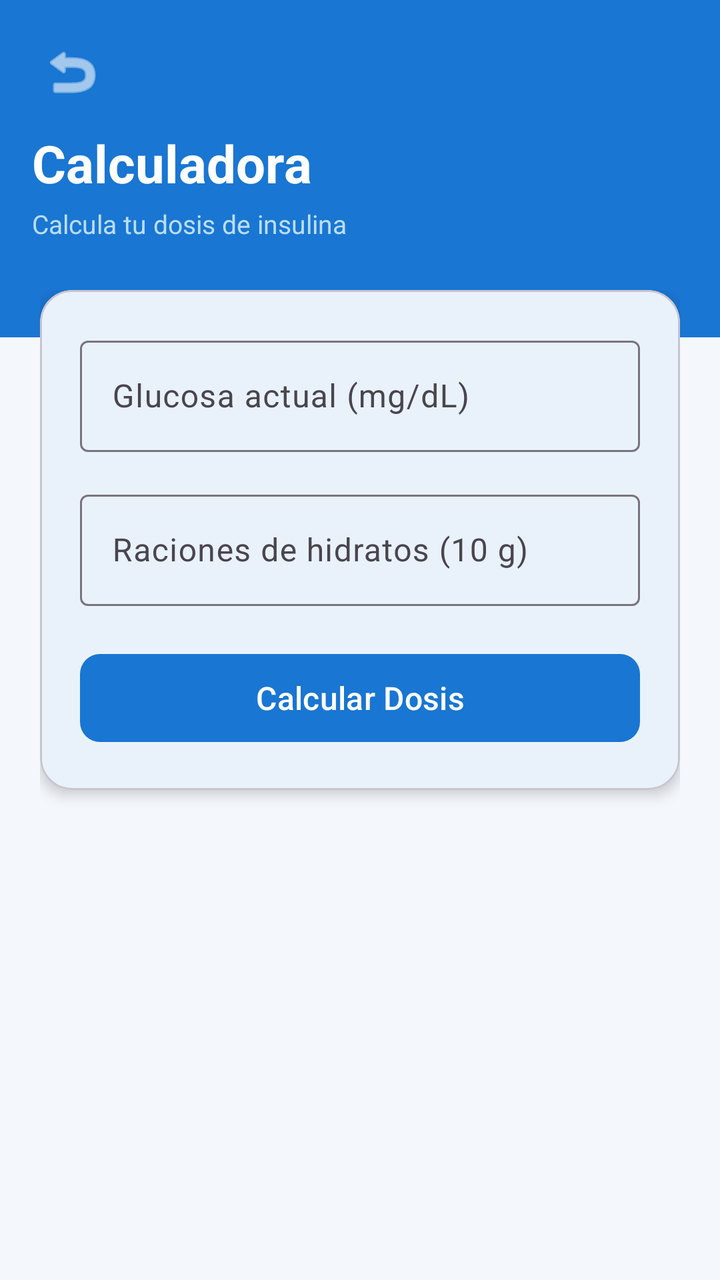
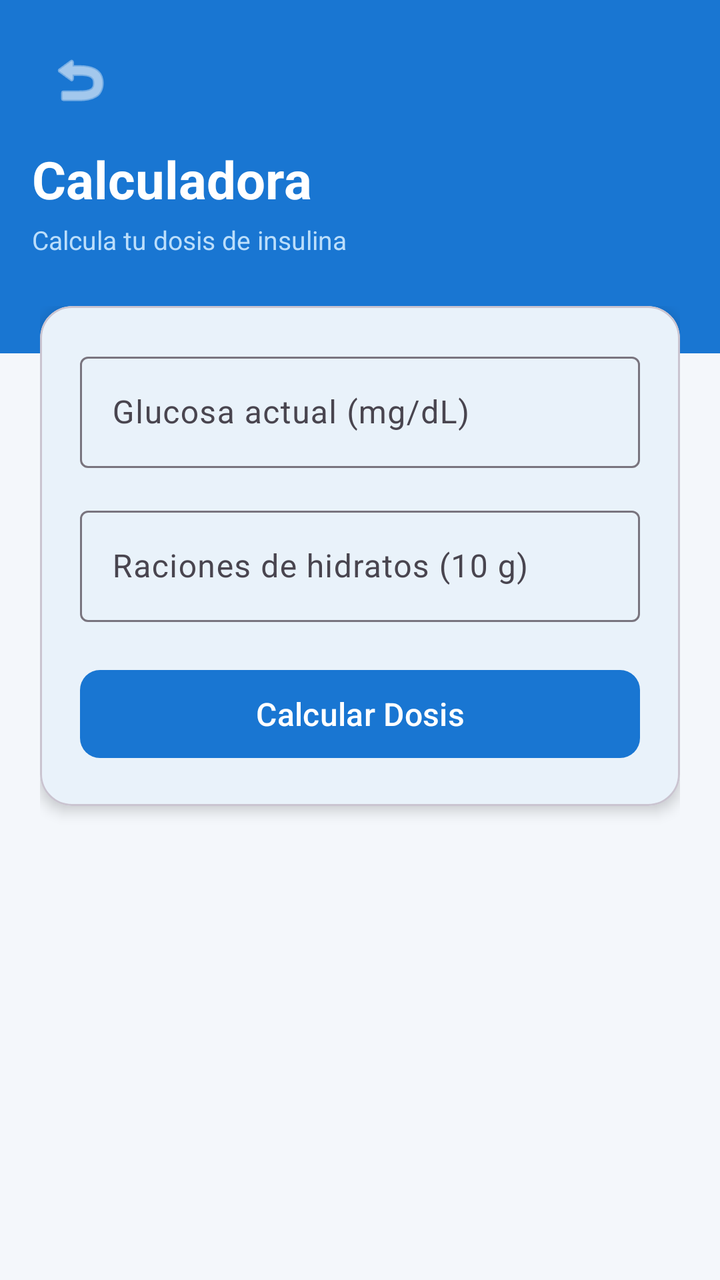

An Android layout rendered at two revisions. The XML below is the earlier revision; the diff shows what the commit changed to produce the second picture.
<!-- AndroidManifest.xml: application theme Theme.TFGDIABETESAPP -->
<!-- res/layout/activity_bolo.xml -->
<?xml version="1.0" encoding="utf-8"?>
<LinearLayout xmlns:android="http://schemas.android.com/apk/res/android"
    xmlns:app="http://schemas.android.com/apk/res-auto"
    xmlns:tools="http://schemas.android.com/tools"
    android:id="@+id/main"
    android:layout_width="match_parent"
    android:layout_height="match_parent"
    android:orientation="vertical"
    android:background="@color/color_background"
    tools:context=".BoloActivity">

    
    <LinearLayout
        android:layout_width="match_parent"
        android:layout_height="wrap_content"
        android:background="@color/color_primary"
        android:paddingStart="16dp"
        android:paddingEnd="24dp"
        android:paddingTop="16dp"
        android:paddingBottom="48dp"
        android:orientation="vertical">

        <ImageButton
            android:id="@+id/btnBack"
            android:layout_width="40dp"
            android:layout_height="40dp"
            android:background="?attr/selectableItemBackgroundBorderless"
            android:contentDescription="Volver"
            android:src="@android:drawable/ic_menu_revert"
            app:tint="#FFFFFF" />

        <TextView
            android:layout_width="wrap_content"
            android:layout_height="wrap_content"
            android:text="Calculadora"
            android:textSize="26sp"
            android:textStyle="bold"
            android:textColor="#FFFFFF"
            android:layout_marginTop="8dp" />

        <TextView
            android:layout_width="wrap_content"
            android:layout_height="wrap_content"
            android:text="Calcula tu dosis de insulina"
            android:textSize="13sp"
            android:textColor="#BBDEFB"
            android:layout_marginTop="4dp" />
    </LinearLayout>

    
    <androidx.core.widget.NestedScrollView
        android:layout_width="match_parent"
        android:layout_height="0dp"
        android:layout_weight="1"
        android:layout_marginTop="-24dp">

        <LinearLayout
            android:layout_width="match_parent"
            android:layout_height="wrap_content"
            android:orientation="vertical"
            android:paddingHorizontal="20dp"
            android:paddingBottom="32dp">

            
            <com.google.android.material.card.MaterialCardView
                android:layout_width="match_parent"
                android:layout_height="wrap_content"
                app:cardCornerRadius="16dp"
                app:cardElevation="4dp"
                app:cardBackgroundColor="@color/color_surface"
                android:layout_marginBottom="16dp">

                <LinearLayout
                    android:layout_width="match_parent"
                    android:layout_height="wrap_content"
                    android:orientation="vertical"
                    android:padding="20dp">

                    <com.google.android.material.textfield.TextInputLayout
                        style="@style/Widget.Material3.TextInputLayout.OutlinedBox"
                        android:layout_width="match_parent"
                        android:layout_height="wrap_content"
                        android:hint="Glucosa actual (mg/dL)"
                        android:layout_marginBottom="16dp">

                        <com.google.android.material.textfield.TextInputEditText
                            android:id="@+id/etGlucosaActual"
                            android:layout_width="match_parent"
                            android:layout_height="wrap_content"
                            android:inputType="number" />
                    </com.google.android.material.textfield.TextInputLayout>

                    <com.google.android.material.textfield.TextInputLayout
                        style="@style/Widget.Material3.TextInputLayout.OutlinedBox"
                        android:layout_width="match_parent"
                        android:layout_height="wrap_content"
                        android:hint="Raciones de hidratos (10 g)"
                        android:layout_marginBottom="20dp">

                        <com.google.android.material.textfield.TextInputEditText
                            android:id="@+id/etRaciones"
                            android:layout_width="match_parent"
                            android:layout_height="wrap_content"
                            android:inputType="numberDecimal" />
                    </com.google.android.material.textfield.TextInputLayout>

                    <com.google.android.material.button.MaterialButton
                        android:id="@+id/btnCalcular"
                        android:layout_width="match_parent"
                        android:layout_height="52dp"
                        android:text="Calcular Dosis"
                        android:textSize="16sp"
                        app:cornerRadius="10dp" />

                </LinearLayout>
            </com.google.android.material.card.MaterialCardView>

            
            <com.google.android.material.card.MaterialCardView
                android:id="@+id/cardResult"
                android:layout_width="match_parent"
                android:layout_height="wrap_content"
                app:cardCornerRadius="16dp"
                app:cardElevation="4dp"
                app:cardBackgroundColor="@color/color_surface"
                android:visibility="gone">

                <LinearLayout
                    android:layout_width="match_parent"
                    android:layout_height="wrap_content"
                    android:orientation="vertical"
                    android:padding="24dp"
                    android:gravity="center">

                    <TextView
                        android:layout_width="wrap_content"
                        android:layout_height="wrap_content"
                        android:text="Dosis Recomendada"
                        android:textColor="@color/color_text_secondary"
                        android:textSize="14sp" />

                    <TextView
                        android:id="@+id/tvTotalDosis"
                        android:layout_width="wrap_content"
                        android:layout_height="wrap_content"
                        android:text="0.0 U"
                        android:textColor="@color/color_primary"
                        android:textStyle="bold"
                        android:textSize="52sp"
                        android:layout_marginTop="8dp" />

                    <TextView
                        android:id="@+id/tvDesglose"
                        android:layout_width="wrap_content"
                        android:layout_height="wrap_content"
                        android:text="(Comida: 0.0 + Corrección: 0.0)"
                        android:textColor="@color/color_text_hint"
                        android:textSize="13sp"
                        android:layout_marginTop="8dp" />

                </LinearLayout>
            </com.google.android.material.card.MaterialCardView>

        </LinearLayout>
    </androidx.core.widget.NestedScrollView>

</LinearLayout>
<!-- resources referenced by this layout -->
<resources>
  <color name="color_background">#F4F7FB</color>
  <color name="color_primary">#1976D2</color>
  <color name="color_surface">#FFFFFF</color>
  <color name="color_text_hint">#9CA3AF</color>
  <color name="color_text_secondary">#6B7280</color>
  <style name="Theme.TFGDIABETESAPP" parent="Base.Theme.TFGDIABETESAPP" />
  <style name="Base.Theme.TFGDIABETESAPP" parent="Theme.Material3.Light.NoActionBar">
          <item name="colorPrimary">@color/color_primary</item>
          <item name="colorOnPrimary">@color/color_on_primary</item>
          <item name="colorPrimaryContainer">@color/color_primary_light</item>
          <item name="colorOnPrimaryContainer">@color/color_primary_dark</item>
          <item name="colorSecondary">@color/color_secondary</item>
          <item name="colorOnSecondary">@color/color_on_secondary</item>
          <item name="android:colorBackground">@color/color_background</item>
          <item name="colorSurface">@color/color_surface</item>
          <item name="colorError">@color/color_error</item>
          <item name="android:windowBackground">@color/color_background</item>
      </style>
  <color name="color_on_primary">#FFFFFF</color>
  <color name="color_primary_light">#DBEAFE</color>
  <color name="color_primary_dark">#1565C0</color>
  <color name="color_secondary">#0288D1</color>
  <color name="color_on_secondary">#FFFFFF</color>
  <color name="color_error">#EF5350</color>
</resources>

<!-- the commit's change to res/layout/activity_bolo.xml (unified diff, before → after) -->
@@ -22,11 +22,15 @@
 
         <ImageButton
             android:id="@+id/btnBack"
-            android:layout_width="40dp"
-            android:layout_height="40dp"
+            android:layout_width="48dp"
+            android:layout_height="48dp"
+            android:padding="4dp"
+            android:elevation="8dp"
             android:background="?attr/selectableItemBackgroundBorderless"
             android:contentDescription="Volver"
             android:src="@android:drawable/ic_menu_revert"
+            android:clickable="true"
+            android:focusable="true"
             app:tint="#FFFFFF" />
 
         <TextView
